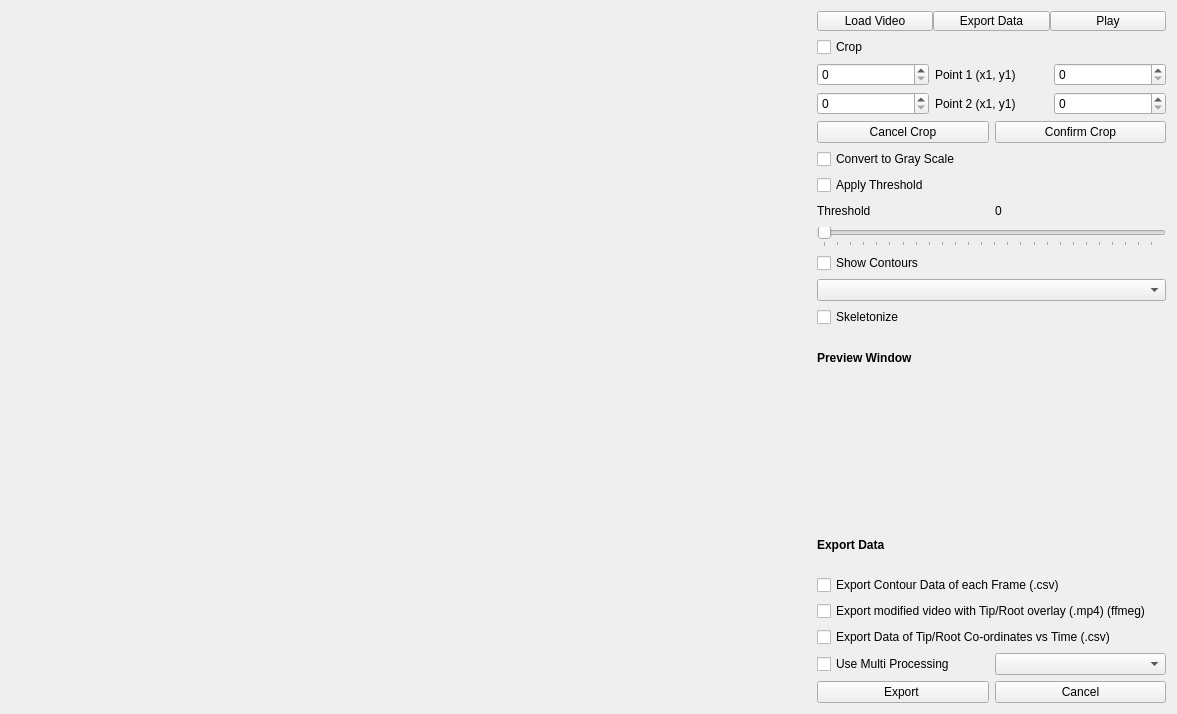
First picture: the form in form.ui, repository prajwaltr93/Image-Processing-Util, before the edit.
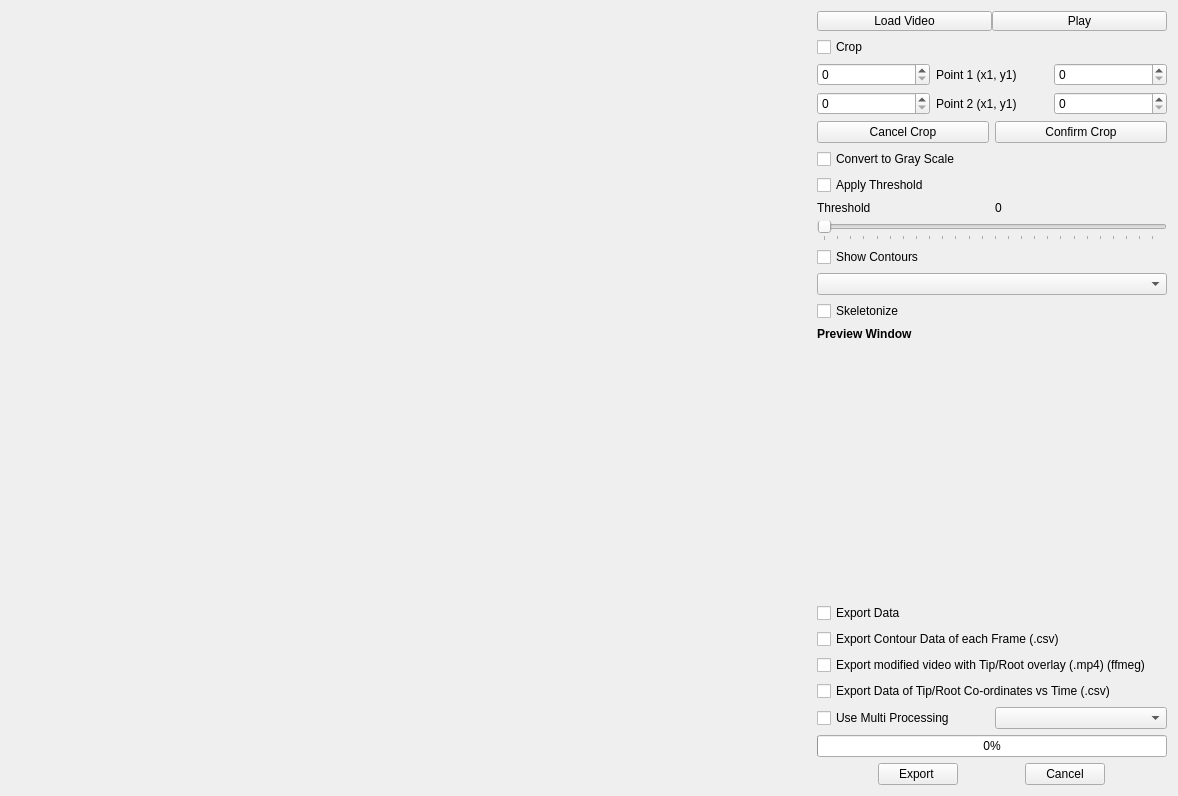
Second picture: the form after the edit.

Commit message: add: few commit's and a progress bar !

```diff
--- a/form.ui
+++ b/form.ui
@@ -55,19 +55,6 @@
            </property>
           </widget>
          </item>
-         <item>
-          <widget class="QPushButton" name="exportVideo">
-           <property name="maximumSize">
-            <size>
-             <width>16777215</width>
-             <height>20</height>
-            </size>
-           </property>
-           <property name="text">
-            <string>Export Data</string>
-           </property>
-          </widget>
-         </item>
          <item>
           <widget class="QPushButton" name="playPause">
            <property name="maximumSize">
@@ -266,6 +253,12 @@
          </item>
          <item>
           <widget class="QLabel" name="PreviewWindow">
+           <property name="minimumSize">
+            <size>
+             <width>350</width>
+             <height>250</height>
+            </size>
+           </property>
            <property name="text">
             <string/>
            </property>
@@ -274,22 +267,16 @@
         </layout>
        </item>
        <item>
-        <layout class="QVBoxLayout" name="exportDataWindow">
+        <layout class="QVBoxLayout" name="exportDataWindowParent">
          <item>
-          <widget class="QLabel" name="exportDataText">
-           <property name="font">
-            <font>
-             <pointsize>9</pointsize>
-             <bold>true</bold>
-            </font>
-           </property>
+          <widget class="QCheckBox" name="exportData">
            <property name="text">
             <string>Export Data</string>
            </property>
           </widget>
          </item>
          <item>
-          <layout class="QVBoxLayout" name="exportDataWindow_2">
+          <layout class="QVBoxLayout" name="exportDataWindow">
            <item>
             <layout class="QVBoxLayout" name="verticalLayout_15">
              <item>
@@ -329,17 +316,42 @@
              </item>
             </layout>
            </item>
+           <item>
+            <widget class="QProgressBar" name="progressBar">
+             <property name="sizePolicy">
+              <sizepolicy hsizetype="Preferred" vsizetype="Fixed">
+               <horstretch>0</horstretch>
+               <verstretch>0</verstretch>
+              </sizepolicy>
+             </property>
+             <property name="value">
+              <number>0</number>
+             </property>
+            </widget>
+           </item>
            <item>
             <layout class="QHBoxLayout" name="horizontalLayout_10">
              <item>
-              <widget class="QPushButton" name="exportButton_4">
+              <widget class="QPushButton" name="exportButton">
+               <property name="sizePolicy">
+                <sizepolicy hsizetype="Fixed" vsizetype="Fixed">
+                 <horstretch>0</horstretch>
+                 <verstretch>0</verstretch>
+                </sizepolicy>
+               </property>
                <property name="text">
                 <string>Export </string>
                </property>
               </widget>
              </item>
              <item>
-              <widget class="QPushButton" name="cancelButton_4">
+              <widget class="QPushButton" name="cancelButton">
+               <property name="sizePolicy">
+                <sizepolicy hsizetype="Fixed" vsizetype="Fixed">
+                 <horstretch>0</horstretch>
+                 <verstretch>0</verstretch>
+                </sizepolicy>
+               </property>
                <property name="text">
                 <string>Cancel</string>
                </property>
```
Left out of the diff: 12 changed lines with no effect on the pictures. The commit also changes 2 other files.
